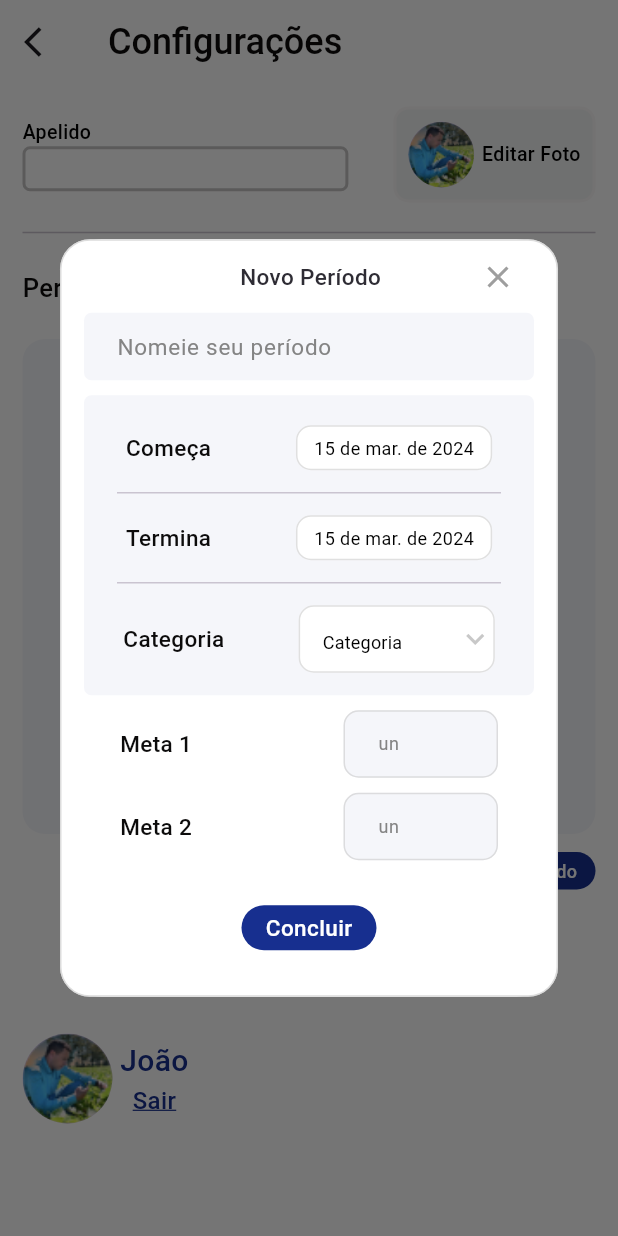
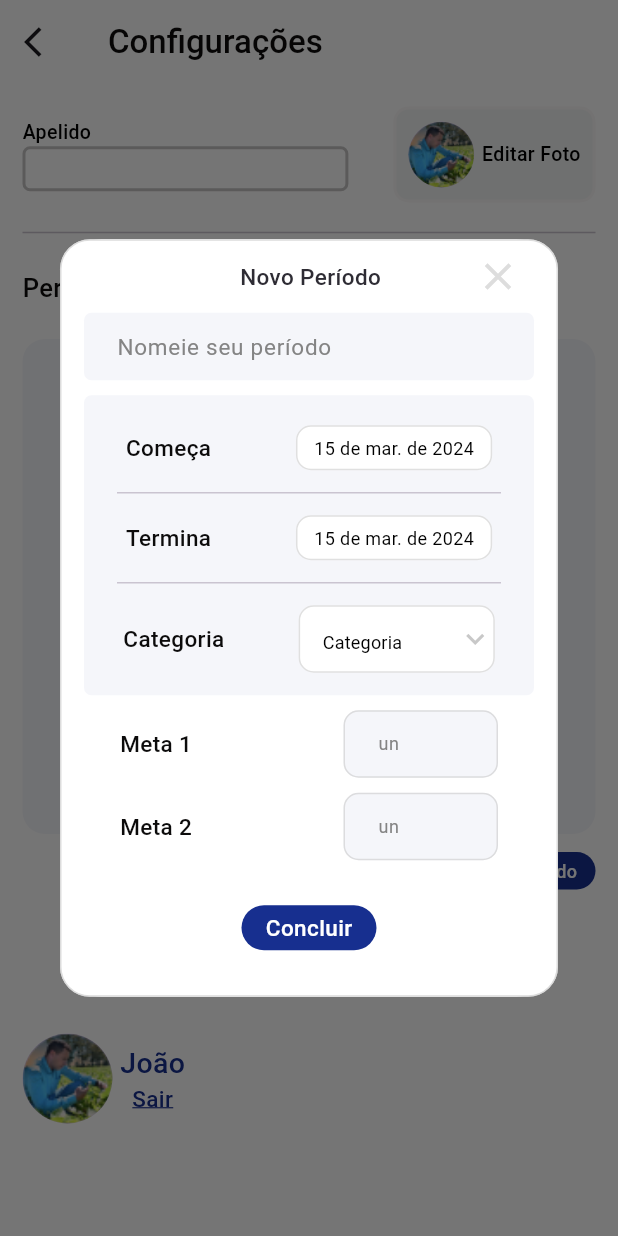
Before and after one commit to Augustob790/CRUD-Flutter, a Flutter app: the screen it shows after launch, after a tap on "Adicionar Período", on a phone screen of 412 x 824 dp. Run offline on Flutter 3.47's test engine with Material 3 defaults, Android fonts, the phone set to English and light mode, and no system bars; our stand-ins replace sqflite, table_calendar; accounts and stored records are empty; Roboto replaces fonts that are missing (Manrope, Nunito).

Commit message:
fix: code refactoring

```diff
--- a/lib/presentation/pages/add/widget/add_modal.dart
+++ b/lib/presentation/pages/add/widget/add_modal.dart
@@ -72,11 +72,13 @@ class _PopUpOpinionsState extends State<AddNewPeriod> {
                       ),
                     ),
                     IconButton(
+                      iconSize: 30,
+                      alignment: Alignment.topRight,
                       onPressed: () {
                         Navigator.of(context).pop();
                       },
                       icon: Icon(Icons.close),
-                      color: Colors.grey,
+                      color: Color.fromARGB(231, 217, 217, 217),
                     )
                   ],
                 ),
--- a/lib/presentation/pages/edit/widget/edit_modal.dart
+++ b/lib/presentation/pages/edit/widget/edit_modal.dart
@@ -66,11 +66,13 @@ class _EditNewPeriodState extends State<EditNewPeriod> {
                       ),
                     ),
                     IconButton(
+                      iconSize: 30,
+                      alignment: Alignment.topRight,
                       onPressed: () {
                         Navigator.of(context).pop();
                       },
                       icon: Icon(Icons.close),
-                      color: Colors.grey,
+                      color: Color.fromARGB(231, 217, 217, 217),
                     )
                   ],
                 ),
--- a/lib/presentation/pages/home_page.dart
+++ b/lib/presentation/pages/home_page.dart
@@ -2,8 +2,10 @@
 
 import 'package:flutter/material.dart';
 import 'package:provider/provider.dart';
+import '../widgets/custom_container.dart';
+import '../widgets/text_home_page.dart';
 import 'add/add_modal_class.dart';
-import 'info/widget/info_modal_class.dart';
+import 'info/info_modal_class.dart';
 import '../widgets/add_new_period.dart';
 import '../widgets/custom_exit.dart';
 import '../widgets/custom_list_tile.dart';
@@ -31,7 +33,6 @@ class _NoteListScreenState extends State<NoteListScreen> {
   @override
   Widget build(BuildContext context) {
     return Scaffold(
-      resizeToAvoidBottomInset: false,
       backgroundColor: Colors.white,
       appBar: AppBar(
         backgroundColor: Colors.white,
@@ -39,7 +40,7 @@ class _NoteListScreenState extends State<NoteListScreen> {
           text: "Configurações",
           color: Color.fromARGB(255, 12, 11, 11),
           font: FontWeight.w500,
-          size: 24,
+          size: 22,
         ),
         leading: IconButton(
           icon: Icon(Icons.arrow_back_ios),
@@ -58,25 +59,9 @@ class _NoteListScreenState extends State<NoteListScreen> {
                     children: [
                       TopApp(),
                       Divider(height: 40),
-                      Padding(
-                        padding: const EdgeInsets.only(top:5, bottom: 12),
-                        child: Manrope(
-                          text: "Períodos",
-                          color: Color.fromARGB(255, 12, 11, 11),
-                          font: FontWeight.w500,
-                          size: 17,
-                        ),
-                      ),
-                      Flexible(
-                        child: Container(
+                      TextHomePage(text: "Períodos"),
+                      CustomContainerHomePage(
                         height: 330,
-                          margin: EdgeInsets.only(top: 10),
-                          padding: EdgeInsets.all(10.0),
-                          decoration: BoxDecoration(
-                            color: Color.fromARGB(255, 245, 246, 250),
-                            borderRadius:
-                                const BorderRadius.all(Radius.circular(15)),
-                          ),
                         child: ListView.separated(
                           padding: const EdgeInsets.fromLTRB(5, 5, 5, 10),
                           shrinkWrap: true,
@@ -100,15 +85,13 @@ class _NoteListScreenState extends State<NoteListScreen> {
                           },
                         ),
                       ),
-                      ),
                       SizedBox(height: 12),
                       AddNewPeriodButton(
+                        controller: controller,
                         onTap: () async {
                           controller.inicialize();
-                          AddNewPeriodClass()
-                              .init(context: context, controller: controller);
+                          AddNewPeriodClass().init(context: context, controller: controller);
                         },
-                        controller: controller,
                       ),
                       SizedBox(height: 20),
                     ],
--- a/lib/presentation/pages/info/info_modal.dart
+++ b/lib/presentation/pages/info/widget/info_modal.dart
@@ -3,9 +3,9 @@
 import 'package:flutter/material.dart';
 import 'package:crud_flutter/presentation/helpers/helpers.dart';
 
-import '../../controller/home_page_controller.dart';
-import '../../widgets/custom_button.dart';
-import '../../widgets/manrope.dart';
+import '../../../controller/home_page_controller.dart';
+import '../../../widgets/custom_button.dart';
+import '../../../widgets/manrope.dart';
 
 class InfoPeriod extends StatefulWidget {
   const InfoPeriod(
@@ -77,11 +77,13 @@ class _InfoPeriodState extends State<InfoPeriod> {
                     ),
                   ),
                   IconButton(
+                    iconSize: 30,
+                    alignment: Alignment.topRight,
                     onPressed: () {
                       Navigator.of(context).pop();
                     },
                     icon: Icon(Icons.close),
-                    color: Colors.grey,
+                    color: Color.fromARGB(231, 217, 217, 217),
                   )
                 ],
               ),
@@ -231,7 +233,8 @@ class _InfoPeriodState extends State<InfoPeriod> {
                 mainAxisAlignment: MainAxisAlignment.spaceBetween,
                 children: [
                   CustomButtonStandard(
-                    margin: const EdgeInsets.only(top: 30, bottom: 30, left: 10),
+                    margin:
+                        const EdgeInsets.only(top: 30, bottom: 30, left: 10),
                     height: 30,
                     width: 90,
                     onTap: widget.excluir,
@@ -241,7 +244,8 @@ class _InfoPeriodState extends State<InfoPeriod> {
                     isLoading: true,
                   ),
                   CustomButtonStandard(
-                    margin: const EdgeInsets.only(top: 30, bottom: 30, right: 10),
+                    margin:
+                        const EdgeInsets.only(top: 30, bottom: 30, right: 10),
                     height: 30,
                     width: 90,
                     onTap: widget.editar,
--- /dev/null
+++ b/lib/presentation/widgets/custom_container.dart
@@ -0,0 +1,24 @@
+import 'package:flutter/material.dart';
+
+class CustomContainerHomePage extends StatelessWidget {
+  const CustomContainerHomePage({super.key, this.child, this.height});
+
+  final Widget? child;
+  final double? height;
+
+  @override
+  Widget build(BuildContext context) {
+    return Flexible(
+      child: Container(
+        height: height,
+        margin: const EdgeInsets.only(top: 10),
+        padding: const EdgeInsets.all(10.0),
+        decoration: const BoxDecoration(
+          color: Color.fromARGB(255, 245, 246, 250),
+          borderRadius: BorderRadius.all(Radius.circular(15)),
+        ),
+        child: child,
+      ),
+    );
+  }
+}
--- a/lib/presentation/widgets/custom_exit.dart
+++ b/lib/presentation/widgets/custom_exit.dart
@@ -26,14 +26,14 @@ class CustomExit extends StatelessWidget {
                   text: "João",
                   color: Color.fromARGB(247, 15, 40, 139),
                   font: FontWeight.w500,
-                  size: 20,
+                  size: 19,
                 ),
                 Manrope(
                   decoration: TextDecoration.underline,
                   text: "Sair",
                   color: Color.fromARGB(247, 15, 40, 139),
                   font: FontWeight.w500,
-                  size: 16,
+                  size: 15,
                 ),
               ],
             ),
--- /dev/null
+++ b/lib/presentation/widgets/text_home_page.dart
@@ -0,0 +1,22 @@
+import 'package:flutter/material.dart';
+
+import 'manrope.dart';
+
+class TextHomePage extends StatelessWidget {
+  const TextHomePage({super.key, required this.text});
+
+  final String text;
+
+  @override
+  Widget build(BuildContext context) {
+    return Padding(
+      padding: const EdgeInsets.only(top: 5, bottom: 12),
+      child: Manrope(
+        text: text,
+        color: const Color.fromARGB(255, 12, 11, 11),
+        font: FontWeight.w500,
+        size: 17,
+      ),
+    );
+  }
+}
```
Also changed, not shown: lib/presentation/pages/info/info_modal_class.dart (renamed from lib/presentation/pages/info/widget/info_modal_class.dart, +4 -4 lines). Lines whose indentation alone changed are shown as unchanged.
